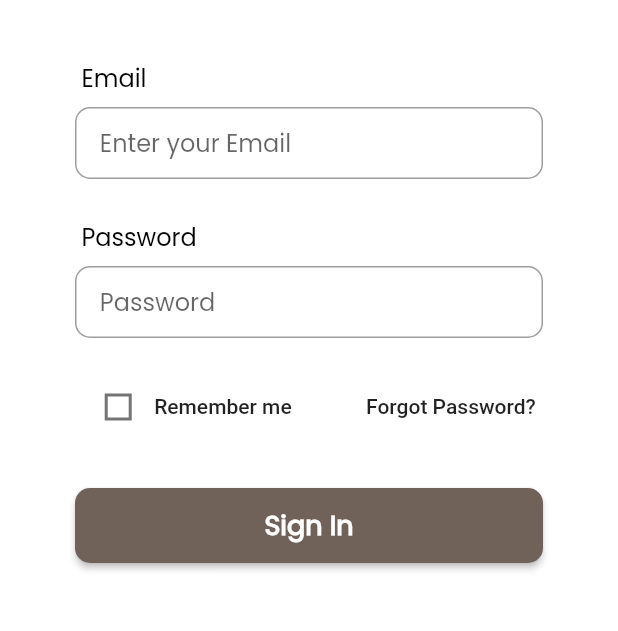
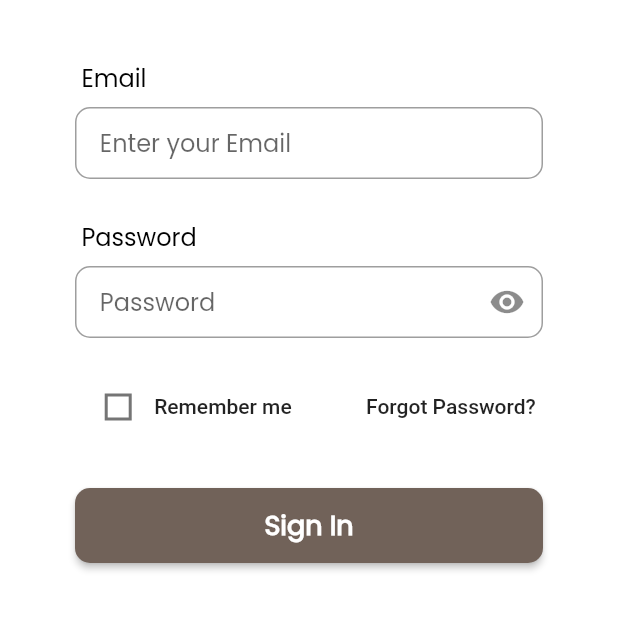
Before and after one commit to arunarrowmuse/Reading_Monitor, a Flutter app: the screen it shows after launch, on a phone screen of 412 x 824 dp, the part 590-1221 px from its top. Run offline on Flutter 3.47's test engine with Material 2 defaults, Android fonts, the phone set to English and light mode, and no system bars; our stand-ins replace double_back_to_close_app, fluttertoast, shared_preferences; missing offline and left inert: month_year_picker.

Commit message:
ReadingMonitor-06-08-2022

```diff
--- a/lib/screens/MachineScreen/MachineList/machinedetail.dart
+++ b/lib/screens/MachineScreen/MachineList/machinedetail.dart
@@ -794,6 +794,7 @@ class _MachineDetailState extends State<MachineDetail> {
                               height: 60,
                               width: w * 0.25,
                               child: TextFormField(
+                                keyboardType: TextInputType.number,
                                 validator: (value) {
                                   if (value == null || value.isEmpty)
                                     return 'Value is required.';
@@ -842,6 +843,7 @@ class _MachineDetailState extends State<MachineDetail> {
                               height: 60,
                               width: w * 0.25,
                               child: TextFormField(
+                                keyboardType: TextInputType.number,
                                 validator: (value) {
                                   if (value == null || value.isEmpty)
                                     return 'Value % is required.';
@@ -1127,6 +1129,7 @@ class _MachineDetailState extends State<MachineDetail> {
                               height: 60,
                               width: w * 0.25,
                               child: TextFormField(
+                                keyboardType: TextInputType.number,
                                 validator: (value) {
                                   if (value == null || value.isEmpty)
                                     return 'Value is required.';
@@ -1175,6 +1178,7 @@ class _MachineDetailState extends State<MachineDetail> {
                               height: 60,
                               width: w * 0.25,
                               child: TextFormField(
+                                keyboardType: TextInputType.number,
                                 validator: (value) {
                                   if (value == null || value.isEmpty)
                                     return 'Value % is required.';
--- a/lib/screens/auth/login_screen.dart
+++ b/lib/screens/auth/login_screen.dart
@@ -19,6 +19,7 @@ class _LoginScreenState extends State<LoginScreen> {
   bool session = false;
   bool isLoad = false;
   List UserData = [];
+  bool _isObscure = true;
 
   void loginUser(String email, String password, bool storesession) async {
     setState(() {
@@ -287,11 +288,21 @@ class _LoginScreenState extends State<LoginScreen> {
                                     validator: (value) => value!.isEmpty
                                         ? 'Password cannot be blank'
                                         : null,
-                                    obscureText: true,
+                                    obscureText: _isObscure,
                                     style: TextStyle(
                                       fontFamily: Constants.popins,
                                     ),
                                     decoration: InputDecoration(
+                                        suffixIcon: IconButton(
+                                          icon: Icon(
+                                            _isObscure ? Icons.visibility : Icons.visibility_off,
+                                          ),
+                                          onPressed: () {
+                                            setState(() {
+                                              _isObscure = !_isObscure;
+                                            });
+                                          },
+                                        ),
                                         contentPadding: const EdgeInsets.all(8),
                                         border: OutlineInputBorder(
                                           borderRadius:
--- a/lib/screens/reportscreen/viewutility.dart
+++ b/lib/screens/reportscreen/viewutility.dart
@@ -710,7 +710,7 @@ class _ViewUtilityState extends State<ViewUtility>
                                                                                 fontWeight: FontWeight.w600,
                                                                                 fontSize: 12),
                                                                           ),
-                                                                          (num.parse(submachinedeviation.toString()) < num.parse(sdata[index]["deviation"].toString()) && num.parse(submachinedeviation.toString()) > num.parse(sdata[index]["deviation"].toString()) * -1)
+                                                                          (num.parse(submachinedeviation.toString()) < num.parse((sdata[index]["deviation"]??0).toString()) && num.parse(submachinedeviation.toString()) > num.parse((sdata[index]["deviation"]??0).toString()) * -1)
                                                                               ? Text(
                                                                                   num.parse((sdata[sindex]["dev"] ?? 0).toString()).toStringAsFixed(2) + " %",
                                                                                   style: TextStyle(
```
Also changed, not shown: lib/screens/auth/adduser.dart (+12 -1 lines).
